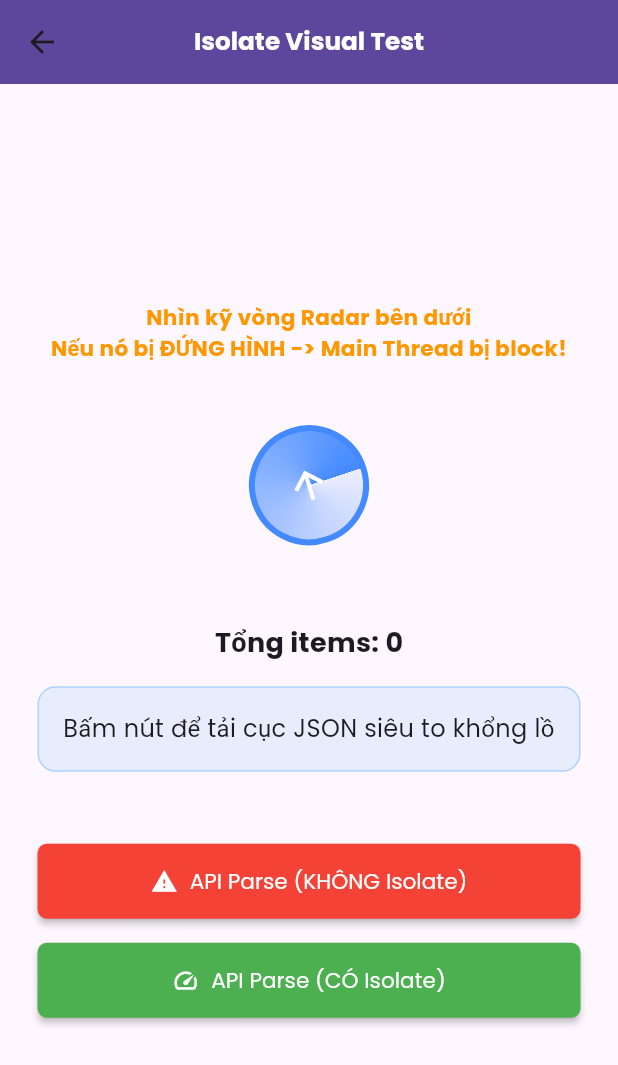
After one commit to NgTrHung27/flutter_core, a Flutter app: the IsolateDemoView screen opened directly, on a phone screen of 412 x 824 dp. The commit adds this screen. Shown: the top 1065 px of the screen. Run offline on Flutter 3.47's test engine with Material 3 defaults, Android fonts, the phone set to English and light mode, and no system bars; our stand-ins replace dio, easy_localization, equatable, firebase_core, flutter_bloc, flutter_screenutil and 9 more; accounts and stored records are empty; generated files the repository leaves out were written again.

Commit message:
[feat/isolate] function testing

```diff
--- a/lib/core/api/api_url.dart
+++ b/lib/core/api/api_url.dart
@@ -1,8 +1,17 @@
 class ApiUrl {
   const ApiUrl._();
 
-  static const baseUrl = "http://192.168.1.12:3000/api";
+  //Test IP:
+  // ifconfig | grep "inet " | grep -v 127.0.0.1
+  static const anotherIP = '172.16.1.205';
+  static const baseUrl = "http://$anotherIP:3000/api";
+
+  static const baseIP = "2";
+  //  static const baseUrl = "http://192.168.1.$baseIP:3000/api";
 
   // Auth
   static const login = "/auth/login";
+
+  // Isolate Demo
+  static const isolateHeavyPayload = "/isolate-test/heavy-payload";
 }
--- a/lib/core/routes/app_route_conf.dart
+++ b/lib/core/routes/app_route_conf.dart
@@ -7,6 +7,7 @@ import '../../features/auth/domain/entities/user_entity.dart';
 import '../../features/profiling/presentation/profiling_page.dart';
 import '../../features/profiling/presentation/memory_leak_page.dart';
 import '../../features/home/presentation/pages/repaint_boundary_demo_page.dart';
+import '../../features/home/presentation/pages/isolate_demo_page.dart';
 import '../../features/auth/presentation/pages/splash_page.dart';
 import 'app_route_path.dart';
 
@@ -58,6 +59,11 @@ class AppRouteConf {
               ),
             ],
           ),
+          GoRoute(
+            path: AppRoute.isolateDemo.path,
+            name: AppRoute.isolateDemo.name,
+            builder: (_, _) => const IsolateDemoPage(),
+          ),
         ],
       ),
       GoRoute(
--- a/lib/core/routes/app_route_path.dart
+++ b/lib/core/routes/app_route_path.dart
@@ -8,6 +8,7 @@ enum AppRoute {
   updateProduct(path: "/product/update/:product_id/:product_name/:product_price"),
   profiling(path: "/profiling"),
   repaintBoundary(path: "/repaint-boundary"),
+  isolateDemo(path: "isolate-demo"),
   memoryLeak(path: "memory-leak");
 
   final String path;
--- /dev/null
+++ b/lib/features/home/presentation/pages/isolate_demo_page.dart
@@ -0,0 +1,252 @@
+import 'package:flutter/material.dart';
+import 'package:flutter_bloc/flutter_bloc.dart';
+import 'package:go_router/go_router.dart';
+import 'dart:math' as math;
+import '../../../../core/configs/injector/injector_conf.dart';
+import '../../../isolate_demo/presentation/bloc/isolate_bloc.dart';
+import '../../../isolate_demo/presentation/bloc/isolate_event.dart';
+import '../../../isolate_demo/presentation/bloc/isolate_state.dart';
+
+// ---------------------------------------------------------
+// WIDGET : RADAR QUAY LIÊN TỤC ĐỂ TEST ĐỨNG HÌNH (FREEZE)
+// ---------------------------------------------------------
+class RadarSpinner extends StatefulWidget {
+  const RadarSpinner({super.key});
+
+  @override
+  State<RadarSpinner> createState() => _RadarSpinnerState();
+}
+
+class _RadarSpinnerState extends State<RadarSpinner>
+    with SingleTickerProviderStateMixin {
+  late AnimationController _controller;
+
+  @override
+  void initState() {
+    super.initState();
+    _controller = AnimationController(
+      duration: const Duration(seconds: 2),
+      vsync: this,
+    )..repeat();
+  }
+
+  @override
+  void dispose() {
+    _controller.dispose();
+    super.dispose();
+  }
+
+  @override
+  Widget build(BuildContext context) {
+    return AnimatedBuilder(
+      animation: _controller,
+      builder: (_, child) {
+        return Transform.rotate(
+          angle: _controller.value * 2 * math.pi,
+          child: Container(
+            width: 80,
+            height: 80,
+            decoration: BoxDecoration(
+              shape: BoxShape.circle,
+              border: Border.all(color: Colors.blueAccent, width: 4),
+              gradient: SweepGradient(
+                colors: [
+                  Colors.blueAccent.withValues(alpha: 0.1),
+                  Colors.blueAccent,
+                ],
+                stops: const [0.0, 1.0],
+              ),
+            ),
+            child: const Icon(
+              Icons.arrow_upward,
+              color: Colors.white,
+              size: 30,
+            ),
+          ),
+        );
+      },
+    );
+  }
+}
+
+// ---------------------------------------------------------
+// MAIN PAGE
+// ---------------------------------------------------------
+class IsolateDemoPage extends StatelessWidget {
+  const IsolateDemoPage({super.key});
+
+  @override
+  Widget build(BuildContext context) {
+    return BlocProvider(
+      create: (_) => getIt<IsolateBloc>(),
+      child: const IsolateDemoView(),
+    );
+  }
+}
+
+class IsolateDemoView extends StatelessWidget {
+  const IsolateDemoView({super.key});
+
+  @override
+  Widget build(BuildContext context) {
+    return Scaffold(
+      appBar: AppBar(
+        title: const Text('Isolate Visual Test'),
+        leading: IconButton(
+          icon: const Icon(Icons.arrow_back),
+          onPressed: () => context.pop(),
+        ),
+      ),
+      body: Center(
+        child: Padding(
+          padding: const EdgeInsets.all(25.0),
+          child: Column(
+            mainAxisAlignment: MainAxisAlignment.center,
+            mainAxisSize: MainAxisSize.max,
+            children: [
+              // KHU VỰC QUAN SÁT ANIMATION
+              const Text(
+                'Nhìn kỹ vòng Radar bên dưới\nNếu nó bị ĐỨNG HÌNH -> Main Thread bị block!',
+                textAlign: TextAlign.center,
+                style: TextStyle(
+                  fontWeight: FontWeight.bold,
+                  color: Colors.orange,
+                ),
+              ),
+              const SizedBox(height: 20),
+
+              // FIX: Bọc tất cả các trạng thái vào một SizedBox có chiều cao CỐ ĐỊNH là 120
+              // Điều này đảm bảo UI không bao giờ bị nhảy lên nhảy xuống khi state thay đổi
+              SizedBox(
+                height: 120,
+                child: BlocBuilder<IsolateBloc, IsolateState>(
+                  builder: (context, state) {
+                    if (state is IsolateLoading) {
+                      return Column(
+                        mainAxisAlignment: MainAxisAlignment.center,
+                        children: [
+                          const RadarSpinner(), // RADAR 80x80
+                          const SizedBox(height: 16),
+                          const Text('Đang tải & Parse dữ liệu...'),
+                        ],
+                      );
+                    } else if (state is IsolateLoaded) {
+                      return const Center(
+                        child: Icon(
+                          Icons.check_circle,
+                          size: 80, // Icon bằng đúng kích thước của Radar
+                          color: Colors.green,
+                        ),
+                      );
+                    } else if (state is IsolateError) {
+                      return const Center(
+                        child: Icon(Icons.error, size: 80, color: Colors.red),
+                      );
+                    }
+
+                    // Trạng thái chờ (Initial)
+                    return const Center(child: RadarSpinner());
+                  },
+                ),
+              ),
+
+              const SizedBox(height: 32),
+
+              // KHU VỰC BÁO CÁO KẾT QUẢ
+              BlocBuilder<IsolateBloc, IsolateState>(
+                builder: (context, state) {
+                  int count = 0;
+                  String message = 'Bấm nút để tải cục JSON siêu to khổng lồ';
+
+                  if (state is IsolateLoaded) {
+                    count = state.data.totalRecords;
+                    message =
+                        'Thành công!\nDùng Isolate: ${state.usedIsolate}\nThời gian: ${state.timeTakenMs} ms';
+                  } else if (state is IsolateError) {
+                    message = 'Lỗi: ${state.message}';
+                  } else if (state is IsolateLoading) {
+                    message =
+                        'Hãy để ý xem Radar có bị giật/đứng hình không...';
+                  }
+
+                  return Column(
+                    children: [
+                      Text(
+                        'Tổng items: $count',
+                        style: const TextStyle(
+                          fontSize: 18,
+                          fontWeight: FontWeight.bold,
+                        ),
+                      ),
+                      const SizedBox(height: 16),
+                      Container(
+                        width: double.infinity,
+                        padding: const EdgeInsets.all(16),
+                        decoration: BoxDecoration(
+                          color: Colors.blue.withValues(alpha: 0.1),
+                          borderRadius: BorderRadius.circular(12),
+                          border: Border.all(
+                            color: Colors.blue.withValues(alpha: 0.3),
+                          ),
+                        ),
+                        child: Text(
+                          message,
+                          textAlign: TextAlign.center,
+                          style: const TextStyle(fontSize: 16),
+                        ),
+                      ),
+                    ],
+                  );
+                },
+              ),
+
+              const SizedBox(height: 48),
+
+              // KHU VỰC ĐIỀU KHIỂN
+              BlocBuilder<IsolateBloc, IsolateState>(
+                builder: (context, state) {
+                  final isLoading = state is IsolateLoading;
+                  return Column(
+                    children: [
+                      ElevatedButton.icon(
+                        onPressed: isLoading
+                            ? null
+                            : () => context.read<IsolateBloc>().add(
+                                const FetchPayloadEvent(useIsolate: false),
+                              ),
+                        icon: const Icon(Icons.warning, color: Colors.white),
+                        label: const Text('API Parse (KHÔNG Isolate)'),
+                        style: ElevatedButton.styleFrom(
+                          backgroundColor: Colors.red,
+                          foregroundColor: Colors.white,
+                          padding: const EdgeInsets.symmetric(vertical: 12),
+                          minimumSize: const Size(double.infinity, 50),
+                        ),
+                      ),
+                      const SizedBox(height: 16),
+                      ElevatedButton.icon(
+                        onPressed: isLoading
+                            ? null
+                            : () => context.read<IsolateBloc>().add(
+                                const FetchPayloadEvent(useIsolate: true),
+                              ),
+                        icon: const Icon(Icons.speed, color: Colors.white),
+                        label: const Text('API Parse (CÓ Isolate)'),
+                        style: ElevatedButton.styleFrom(
+                          backgroundColor: Colors.green,
+                          foregroundColor: Colors.white,
+                          padding: const EdgeInsets.symmetric(vertical: 12),
+                          minimumSize: const Size(double.infinity, 50),
+                        ),
+                      ),
+                    ],
+                  );
+                },
+              ),
+            ],
+          ),
+        ),
+      ),
+    );
+  }
+}
--- /dev/null
+++ b/lib/features/isolate_demo/data/models/isolate_payload_model.dart
@@ -0,0 +1,21 @@
+import '../../domain/entities/isolate_payload_entity.dart';
+
+class IsolatePayloadModel extends IsolatePayloadEntity {
+  const IsolatePayloadModel({
+    required super.totalRecords,
+    required super.items,
+  });
+
+  factory IsolatePayloadModel.fromJson(Map<String, dynamic> json) {
+    return IsolatePayloadModel(
+      totalRecords: json['data']?['totalRecords'] ?? 0,
+      items: json['data']?['items'] ?? [],
+    );
+  }
+
+  // Hàm tĩnh (Static function) nhận json Map để mapping.
+  // Hàm này an toàn khi truyền qua Isolate.
+  static IsolatePayloadModel fromJsonSafe(Map<String, dynamic> json) {
+    return IsolatePayloadModel.fromJson(json);
+  }
+}
--- /dev/null
+++ b/lib/features/isolate_demo/domain/entities/isolate_payload_entity.dart
@@ -0,0 +1,14 @@
+import 'package:equatable/equatable.dart';
+
+class IsolatePayloadEntity extends Equatable {
+  final int totalRecords;
+  final List<dynamic> items;
+
+  const IsolatePayloadEntity({
+    required this.totalRecords,
+    required this.items,
+  });
+
+  @override
+  List<Object?> get props => [totalRecords, items];
+}
--- /dev/null
+++ b/lib/features/isolate_demo/domain/repositories/isolate_repository.dart
@@ -0,0 +1,5 @@
+import '../entities/isolate_payload_entity.dart';
+
+abstract class IsolateRepository {
+  Future<IsolatePayloadEntity> getHeavyPayload({required bool useIsolate});
+}
--- /dev/null
+++ b/lib/features/isolate_demo/domain/usecases/get_heavy_payload_usecase.dart
@@ -0,0 +1,12 @@
+import '../entities/isolate_payload_entity.dart';
+import '../repositories/isolate_repository.dart';
+
+class GetHeavyPayloadUseCase {
+  final IsolateRepository repository;
+
+  GetHeavyPayloadUseCase(this.repository);
+
+  Future<IsolatePayloadEntity> call({required bool useIsolate}) async {
+    return repository.getHeavyPayload(useIsolate: useIsolate);
+  }
+}
--- /dev/null
+++ b/lib/features/isolate_demo/presentation/bloc/isolate_event.dart
@@ -0,0 +1,17 @@
+import 'package:equatable/equatable.dart';
+
+abstract class IsolateEvent extends Equatable {
+  const IsolateEvent();
+
+  @override
+  List<Object?> get props => [];
+}
+
+class FetchPayloadEvent extends IsolateEvent {
+  final bool useIsolate;
+
+  const FetchPayloadEvent({required this.useIsolate});
+
+  @override
+  List<Object?> get props => [useIsolate];
+}
--- /dev/null
+++ b/lib/features/isolate_demo/presentation/bloc/isolate_state.dart
@@ -0,0 +1,37 @@
+import 'package:equatable/equatable.dart';
+import '../../domain/entities/isolate_payload_entity.dart';
+
+abstract class IsolateState extends Equatable {
+  const IsolateState();
+
+  @override
+  List<Object?> get props => [];
+}
+
+class IsolateInitial extends IsolateState {}
+
+class IsolateLoading extends IsolateState {}
+
+class IsolateLoaded extends IsolateState {
+  final IsolatePayloadEntity data;
+  final int timeTakenMs;
+  final bool usedIsolate;
+
+  const IsolateLoaded({
+    required this.data,
+    required this.timeTakenMs,
+    required this.usedIsolate,
+  });
+
+  @override
+  List<Object?> get props => [data, timeTakenMs, usedIsolate];
+}
+
+class IsolateError extends IsolateState {
+  final String message;
+
+  const IsolateError(this.message);
+
+  @override
+  List<Object?> get props => [message];
+}
```
Also changed, not shown: lib/core/configs/injector/injector_conf.dart (+21 -3 lines), lib/features/home/presentation/home_page.dart (+12 -0 lines), lib/features/isolate_demo/data/datasources/isolate_remote_data_source.dart (added, +38 -0 lines), lib/features/isolate_demo/data/repositories/isolate_repository_impl.dart (added, +14 -0 lines), lib/features/isolate_demo/presentation/bloc/isolate_bloc.dart (added, +30 -0 lines).
